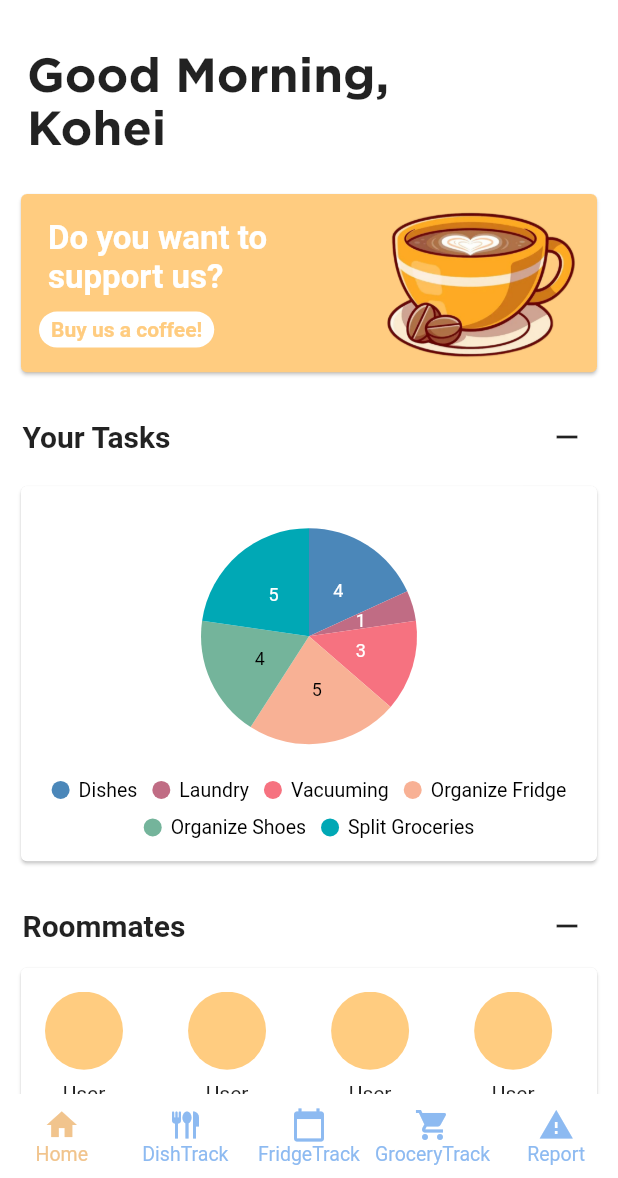
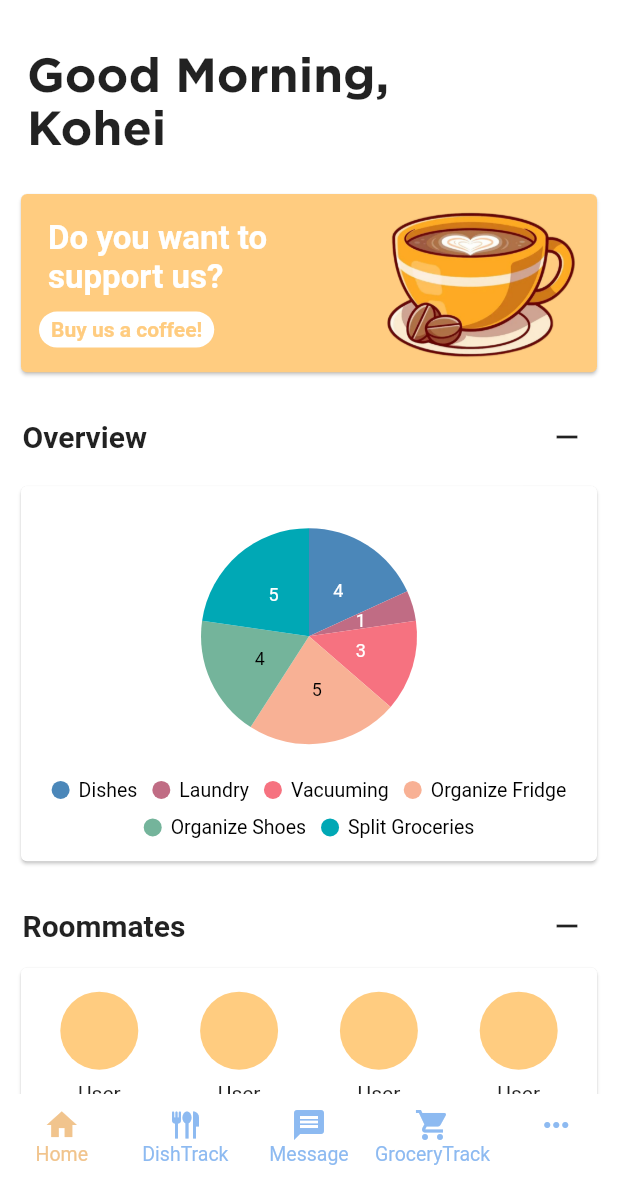
Before and after one commit to kyasuigit/roomies-beta, a Flutter app: the screen it shows after launch, on a phone screen of 412 x 824 dp, the part 58-1236 px from its top. Run offline on Flutter 3.47's test engine with Material 2 defaults, Android fonts, the phone set to English and light mode, and no system bars; our stand-ins replace syncfusion_flutter_charts.

Commit message:
Renamed and added a few sections to home page

```diff
--- a/roomies_beta/lib/screens/home_screen.dart
+++ b/roomies_beta/lib/screens/home_screen.dart
@@ -1,7 +1,7 @@
 import 'package:flutter/material.dart';
 import 'package:provider/provider.dart';
-import 'package:roomies_beta/widgets/home_screen/your_tasks_widget.dart';
 
+import '../widgets/home_screen/overview_widget.dart';
 import '../widgets/home_screen/roommates_widget.dart';
 import '../providers/user.dart';
 import '../providers/house.dart';
@@ -40,10 +40,10 @@ class _HomeScreenState extends State<HomeScreen> {
               ),
             ),
             const SizedBox(height: 10),
-            const AdCard(),
+            const AdCard(), // AD
             const SizedBox(height: 15),
 
-            const YourTasksWidget(),
+            const OverviewWidget(), // OVERVIEW SECTION
 
             const SizedBox(height: 15),
 
--- a/roomies_beta/lib/screens/tabs_screen.dart
+++ b/roomies_beta/lib/screens/tabs_screen.dart
@@ -87,16 +87,16 @@ class _TabsScreenState extends State<TabsScreen> {
             label: 'DishTrack',
           ),
           BottomNavigationBarItem(
-            icon: Icon(Icons.calendar_today),
-            label: 'FridgeTrack',
+            icon: Icon(Icons.message),
+            label: 'Message',
           ),
           BottomNavigationBarItem(
             icon: Icon(Icons.local_grocery_store),
             label: 'GroceryTrack',
           ),
           BottomNavigationBarItem(
-            icon: Icon(Icons.warning),
-            label: 'Report',
+            icon: Icon(Icons.more_horiz_outlined),
+            label: '',
           ),
         ],
       ),
--- a/roomies_beta/lib/widgets/home_screen/your_tasks_widget.dart
+++ b/roomies_beta/lib/widgets/home_screen/overview_widget.dart
@@ -1,14 +1,14 @@
 import 'package:flutter/material.dart';
 import 'package:syncfusion_flutter_charts/charts.dart';
 
-class YourTasksWidget extends StatefulWidget {
-  const YourTasksWidget({super.key});
+class OverviewWidget extends StatefulWidget {
+  const OverviewWidget({super.key});
 
   @override
-  State<YourTasksWidget> createState() => _YourTasksWidgetState();
+  State<OverviewWidget> createState() => _OverviewWidgetState();
 }
 
-class _YourTasksWidgetState extends State<YourTasksWidget> {
+class _OverviewWidgetState extends State<OverviewWidget> {
   late List<YourTasks> _tasks;
   late TooltipBehavior _tooltipBehavior;
   bool _isMinimized = false;
@@ -30,7 +30,7 @@ class _YourTasksWidgetState extends State<YourTasksWidget> {
             Container(
               padding: const EdgeInsets.symmetric(horizontal: 5),
               child: const Text(
-                'Your Tasks',
+                'Overview',
                 style: TextStyle(
                   fontSize: 20,
                   fontWeight: FontWeight.w600,
@@ -51,7 +51,9 @@ class _YourTasksWidgetState extends State<YourTasksWidget> {
           ],
         ),
         const SizedBox(height: 5),
-        Card(
+        _isMinimized
+            ? Container()
+            : Card(
                 child: SizedBox(
                   height: 250,
                   child: SfCircularChart(
@@ -69,7 +71,8 @@ class _YourTasksWidgetState extends State<YourTasksWidget> {
                         dataSource: _tasks,
                         xValueMapper: (YourTasks task, _) => task.taskName,
                         yValueMapper: (YourTasks task, _) => task.count,
-                  dataLabelSettings: const DataLabelSettings(isVisible: true),
+                        dataLabelSettings:
+                            const DataLabelSettings(isVisible: true),
                         enableTooltip: true,
                       )
                     ],
--- a/roomies_beta/lib/widgets/home_screen/roommates_widget.dart
+++ b/roomies_beta/lib/widgets/home_screen/roommates_widget.dart
@@ -8,7 +8,7 @@ class RoommatesWidget extends StatefulWidget {
 }
 
 class _RoommatesWidgetState extends State<RoommatesWidget> {
-  final int _userCount = 10;
+  final int _userCount = 4;
   bool _isMinimized = false;
   @override
   Widget build(BuildContext context) {
@@ -40,34 +40,47 @@ class _RoommatesWidgetState extends State<RoommatesWidget> {
             ),
           ],
         ),
-        Card(
+        _isMinimized
+            ? Container()
+            : Card(
                 child: Padding(
                   padding: const EdgeInsets.all(8.0),
                   child: Container(
                     alignment: Alignment.center,
                     width: double.infinity,
                     padding: const EdgeInsets.all(8.0),
+                    child: Scrollbar(
+                      controller: ScrollController(),
+                      thumbVisibility: true,
                       child: SingleChildScrollView(
+                        padding: _userCount > 4
+                            ? const EdgeInsets.only(bottom: 0)
+                            : const EdgeInsets.only(bottom: 10),
                         scrollDirection: Axis.horizontal,
                         child: Wrap(
                           spacing: _userCount > 4
                               ? MediaQuery.of(context).size.width / 9.5
-                      : MediaQuery.of(context).size.width / _userCount / 2.5,
+                              : MediaQuery.of(context).size.width /
+                                  _userCount /
+                                  2.5,
                           alignment: WrapAlignment.spaceAround,
                           children: <Widget>[
                             for (int i = 0; i < _userCount; i++)
                               Column(
-                        mainAxisAlignment: MainAxisAlignment.spaceAround,
+                                mainAxisAlignment:
+                                    MainAxisAlignment.spaceAround,
                                 children: const [
                                   CircleAvatar(
-                            backgroundColor: Color.fromARGB(255, 255, 204, 128),
+                                    backgroundColor:
+                                        Color.fromARGB(255, 255, 204, 128),
                                     radius: 26.0,
                                   ),
                                   SizedBox(height: 8.0),
                                   Text("User"),
                                 ],
-                      )
+                              ),
                           ],
+                        ),
                       ),
                     ),
                   ),
```
Lines whose indentation alone changed are shown as unchanged.
